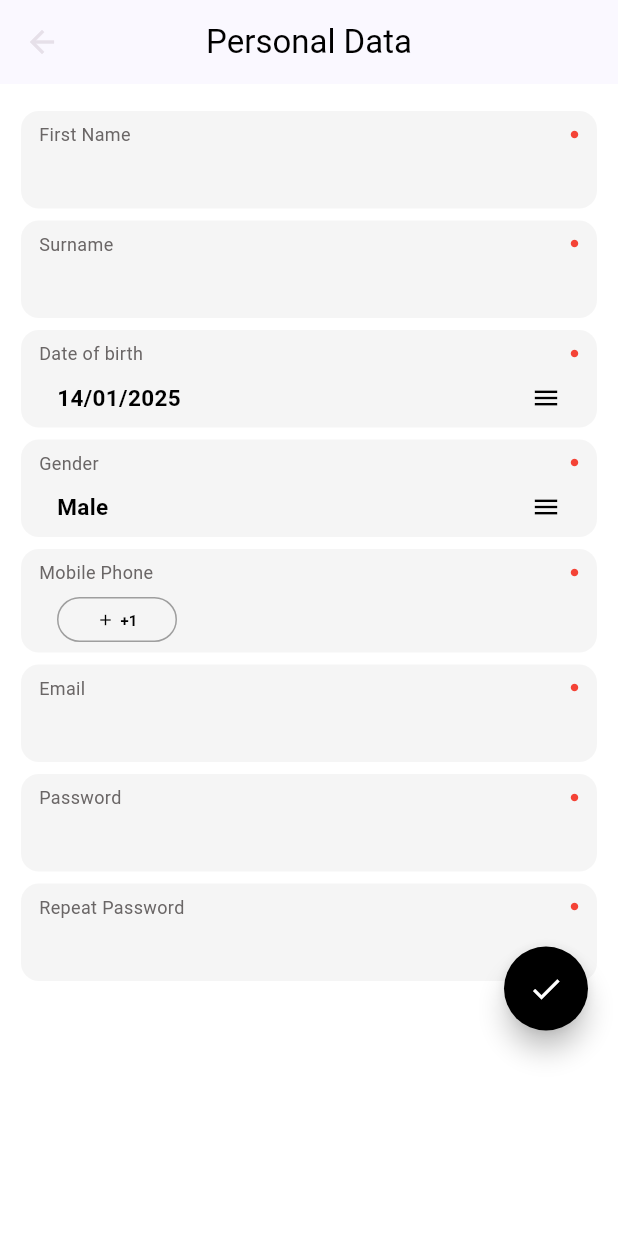
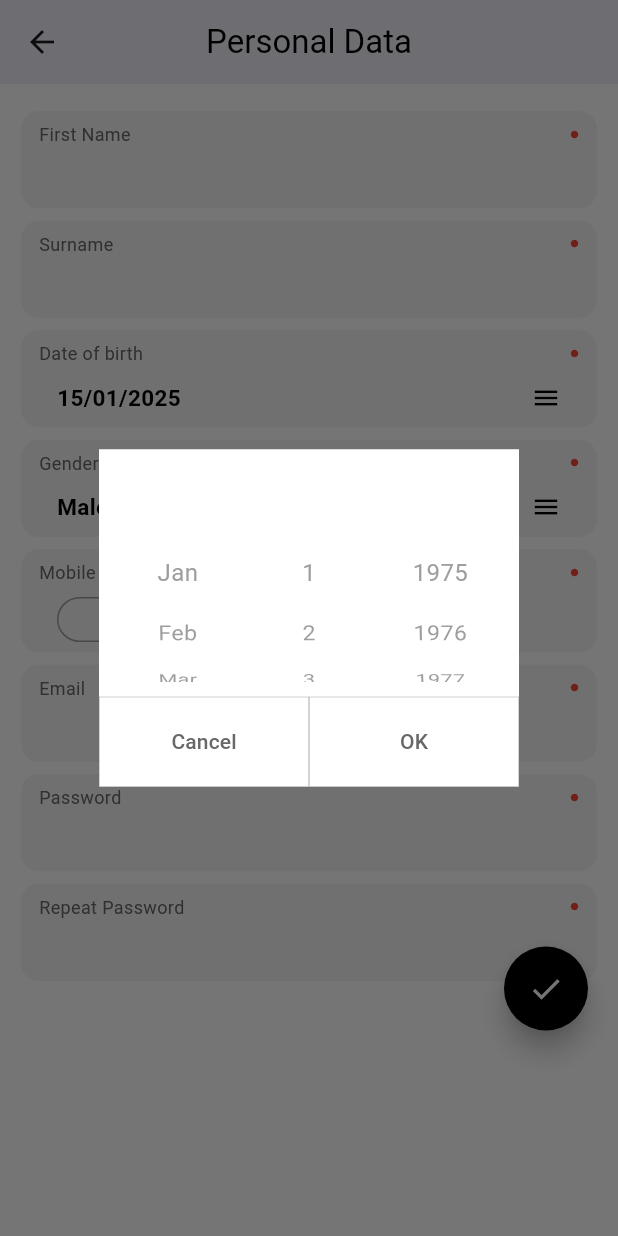
Before and after one commit to abdulsamad-110/app_smash_x, a Flutter app: the SignupView screen opened directly, after a tap on "Date of birth", on a phone screen of 412 x 824 dp. Run offline on Flutter 3.47's test engine with Material 3 defaults, Android fonts, the phone set to English and light mode, and no system bars; our stand-ins replace country_picker, get.

Commit message:
add bottom sheet in signup page

```diff
--- /dev/null
+++ b/lib/dialogs/custom_datepicker_dialog.dart
@@ -0,0 +1,117 @@
+import 'package:flutter/material.dart';
+import 'package:get/get.dart';
+import 'package:intl/intl.dart';
+import 'package:smash_x_app/ui/auth/sign%20up/widgets/my_custombutton.dart';
+
+class CustomDatePickerDialog extends StatelessWidget {
+  final RxInt selectedMonth = DateTime.now().month.obs;
+  final RxInt selectedDay = DateTime.now().day.obs;
+  final RxInt selectedYear = DateTime.now().year.obs;
+
+  CustomDatePickerDialog({Key? key}) : super(key: key);
+
+  @override
+  Widget build(BuildContext context) {
+    // Use MMM for short month names (e.g., "Jan", "Feb", "Mar")
+    List<String> monthsList = List.generate(12, (index) {
+      return DateFormat.MMM().format(DateTime(0, index + 1));
+    });
+
+    int currentYear = DateTime.now().year;
+    // Fix the years list to properly start and end around the current year
+    List<int> yearsList =
+        List.generate(101, (index) => currentYear - 50 + index);
+
+    //     List<String> yearsList = [
+    //   for (int year = startYear; year <= endYear; year++) year.toString()
+    // ];
+
+    return AlertDialog(
+      backgroundColor: Colors.white,
+      shape: RoundedRectangleBorder(
+          //borderRadius: BorderRadius.all(Radius.circular(16)),
+          ),
+      contentPadding: const EdgeInsets.symmetric(vertical: 10),
+      content: Column(
+        mainAxisSize: MainAxisSize.min,
+        children: [
+          // Use Row for layout and space between the scroll pickers
+          Row(
+            mainAxisAlignment: MainAxisAlignment.spaceEvenly,
+            children: [
+              _buildScrollPicker(
+                items: monthsList,
+                selectedItem: selectedMonth.value - 1,
+                onChanged: (index) => selectedMonth.value = index + 1,
+              ),
+              _buildScrollPicker(
+                items: List.generate(31, (index) => (index + 1).toString()),
+                selectedItem: selectedDay.value - 1,
+                onChanged: (index) => selectedDay.value = index + 1,
+              ),
+              _buildScrollPicker(
+                items: yearsList.map((year) => year.toString()).toList(),
+                selectedItem: yearsList.indexOf(selectedYear.value),
+                onChanged: (index) => selectedYear.value = yearsList[index],
+              ),
+            ],
+          ),
+        ],
+      ),
+      actionsPadding: const EdgeInsets.symmetric(horizontal: 0, vertical: 0),
+      actions: [
+        Row(
+          mainAxisAlignment: MainAxisAlignment.start,
+          children: [
+            MyCustomButton(
+              text: 'Cancel',
+              onPressed: () => Get.back(),
+            ),
+            MyCustomButton(
+              text: 'OK',
+              onPressed: () {
+                final selectedDate = DateTime(
+                  selectedYear.value,
+                  selectedMonth.value,
+                  selectedDay.value,
+                );
+                Get.back(result: selectedDate);
+              },
+            ),
+          ],
+        ),
+      ],
+    );
+  }
+
+  Widget _buildScrollPicker({
+    required List<String> items,
+    required int selectedItem,
+    required Function(int) onChanged,
+  }) {
+    return SizedBox(
+      height: 145,
+      width: 70,
+      child: ListWheelScrollView.useDelegate(
+        itemExtent: 40,
+        perspective: 0.005,
+        physics: const FixedExtentScrollPhysics(),
+        childDelegate: ListWheelChildBuilderDelegate(
+          childCount: items.length,
+          builder: (context, index) {
+            return Center(
+              child: Text(
+                items[index],
+                style: const TextStyle(
+                  fontSize: 16,
+                  color: Colors.grey,
+                ),
+              ),
+            );
+          },
+        ),
+        onSelectedItemChanged: onChanged,
+      ),
+    );
+  }
+}
--- a/lib/main.dart
+++ b/lib/main.dart
@@ -11,10 +11,10 @@ class MyApp extends StatelessWidget {
 
   @override
   Widget build(BuildContext context) {
-    return GetMaterialApp(
+    return const GetMaterialApp(
       debugShowCheckedModeBanner: false,
-      theme: ThemeData.dark(),
-      home: const LoginView(),
+      //theme: ThemeData.dark(),
+      home: LoginView(),
     );
   }
 }
--- a/lib/ui/auth/login/login_controller.dart
+++ b/lib/ui/auth/login/login_controller.dart
@@ -23,6 +23,12 @@ class LoginController extends GetxController {
     }
     return error;
   }
+  var isVisible = true.obs; // Observable to track visibility
+
+  // Function to toggle the visibility
+  void toggleVisibility() {
+    isVisible.value = !isVisible.value;
+  }
 
   @override
   void onInit() {
--- a/lib/ui/auth/sign up/signup_view.dart
+++ b/lib/ui/auth/sign up/signup_view.dart
@@ -1,10 +1,13 @@
+import 'package:country_picker/country_picker.dart';
 import 'package:flutter/material.dart';
 import 'package:get/get.dart';
+import 'package:intl/intl.dart';
+import 'package:smash_x_app/dialogs/custom_datepicker_dialog.dart';
 import 'package:smash_x_app/ui/auth/sign%20up/signup_controller.dart';
 import 'package:smash_x_app/ui/auth/sign%20up/widgets/custom_button.dart';
 import 'package:smash_x_app/ui/auth/sign%20up/widgets/custom_signup_textfield.dart';
 import 'package:smash_x_app/ui/auth/sign%20up/widgets/customsgnup_widget.dart';
-import 'package:smash_x_app/dialogs/gender_signup_dialog.dart';
+import 'package:smash_x_app/dialogs/gender_dialog.dart';
 
 class SignupView extends StatelessWidget {
   const SignupView({super.key});
@@ -40,11 +43,23 @@ class SignupView extends StatelessWidget {
                     controller: TextEditingController(),
                   ),
                   GestureDetector(
-                    onTap: () {},
+                    onTap: () async {
+                      final selectedDate = await showDialog<DateTime>(
+                        context: context,
+                        builder: (context) => CustomDatePickerDialog(),
+                      );
+
+                      if (selectedDate != null) {
+                        controller.dateController.text =
+                            DateFormat('dd/MM/yyyy').format(selectedDate);
+                      }
+                    },
                     child: SignupTextfield(
                       label: 'Date of birth',
                       controller: controller.dateController,
-                      description: '14/01/2025',
+                      description: controller.dateController.text.isEmpty
+                          ? DateFormat('dd/MM/yyyy').format(DateTime.now())
+                          : controller.dateController.text,
                       menuIcon: Icons.menu,
                       enabled: false,
                     ),
@@ -65,7 +80,22 @@ class SignupView extends StatelessWidget {
                   SignupTextfield(
                     label: 'Mobile Phone',
                     controller: TextEditingController(),
-                    onButtonPressed: () {},
+                    onButtonPressed: () {
+                      showCountryPicker(
+                        context: context,
+                        showPhoneCode: true,
+                        countryListTheme: const CountryListThemeData(
+                            flagSize: 16,
+                            textStyle: TextStyle(fontSize: 12),
+                            bottomSheetHeight: 500,
+                            borderRadius: BorderRadius.only(
+                                topLeft: Radius.circular(12),
+                                topRight: Radius.circular(12))),
+                        onSelect: (Country country) {
+                          print('${country.name} (+${country.phoneCode})');
+                        },
+                      );
+                    },
                   ),
                   CustomSignupTextfield(
                     label: 'Email',
--- a/lib/ui/auth/sign up/widgets/custom_signup_textfield.dart
+++ b/lib/ui/auth/sign up/widgets/custom_signup_textfield.dart
@@ -1,3 +1,5 @@
+// ignore_for_file: sized_box_for_whitespace, prefer_const_constructors
+
 import 'package:flutter/material.dart';
 
 class CustomSignupTextfield extends StatelessWidget {
@@ -6,6 +8,7 @@ class CustomSignupTextfield extends StatelessWidget {
   final bool isRequired;
   final String? description;
   final IconData? menuIcon;
+  final Color? cursorColor; // Declare cursorColor as Color type
 
   const CustomSignupTextfield({
     Key? key,
@@ -14,6 +17,7 @@ class CustomSignupTextfield extends StatelessWidget {
     this.isRequired = true,
     this.description,
     this.menuIcon,
+    this.cursorColor, // Make sure cursorColor is a Color type
   }) : super(key: key);
 
   @override
@@ -65,6 +69,8 @@ class CustomSignupTextfield extends StatelessWidget {
                 height: 30,
                 child: TextField(
                   controller: controller,
+                  cursorColor:
+                      cursorColor ?? Colors.grey,
                   decoration: InputDecoration(
                     labelText: null,
                     border: InputBorder.none,
--- a/lib/ui/auth/sign up/widgets/customsgnup_widget.dart
+++ b/lib/ui/auth/sign up/widgets/customsgnup_widget.dart
@@ -8,6 +8,7 @@ class SignupTextfield extends StatelessWidget {
   final IconData? menuIcon;
   final VoidCallback? onButtonPressed;
   final bool enabled;
+  final Color cursorColor; // Add cursorColor as a parameter
 
   const SignupTextfield({
     Key? key,
@@ -18,6 +19,7 @@ class SignupTextfield extends StatelessWidget {
     this.menuIcon,
     this.onButtonPressed,
     this.enabled = true,
+    this.cursorColor = Colors.grey, // Default to gray if not provided
   }) : super(key: key);
 
   @override
@@ -76,6 +78,7 @@ class SignupTextfield extends StatelessWidget {
             Expanded(
               child: TextField(
                 controller: controller,
+                cursorColor: cursorColor, // Set cursor color here
                 decoration: const InputDecoration(
                   border: InputBorder.none,
                   isDense: true,
--- /dev/null
+++ b/lib/ui/auth/sign up/widgets/my_custombutton.dart
@@ -0,0 +1,36 @@
+import 'package:flutter/material.dart';
+
+class MyCustomButton extends StatelessWidget {
+  final String? text;
+  final VoidCallback onPressed;
+
+  MyCustomButton({this.text, required this.onPressed});
+
+  @override
+  Widget build(BuildContext context) {
+    return SizedBox(
+      width: 140,
+      height: 60,
+      child: OutlinedButton(
+        onPressed: onPressed,
+        style: OutlinedButton.styleFrom(
+          backgroundColor: Colors.white,
+          side: BorderSide(
+            color: Colors.grey,
+            width: 0.3,
+          ),
+          shape: RoundedRectangleBorder(),
+        ),
+        child: text != null
+            ? Text(
+                text!,
+                style: TextStyle(
+                  color: const Color.fromARGB(255, 105, 103, 103),
+                  fontSize: 14,
+                ),
+              )
+            : SizedBox.shrink(),
+      ),
+    );
+  }
+}
--- a/lib/widgets/custom_button.dart
+++ b/lib/widgets/custom_button.dart
@@ -13,7 +13,7 @@ class CustomButton extends StatelessWidget {
     required this.text,
     required this.onPressed,
     this.backgroundColor = Colors.white,
-    this.textColor = Colors.black,
+    this.textColor = const Color.fromARGB(255, 59, 57, 57),
     this.borderRadius = 30.0,
     this.width = double.infinity, // Default to full width
   }) : super(key: key);
@@ -35,7 +35,7 @@ class CustomButton extends StatelessWidget {
         child: Text(
           text,
           style: TextStyle(
-            fontSize: 20,
+            fontSize: 16,
             fontWeight: FontWeight.bold,
           ),
         ),
--- a/pubspec.yaml
+++ b/pubspec.yaml
@@ -38,6 +38,10 @@ dependencies:
   get: ^4.6.6
   google_fonts:
   lottie:
+
+  intl: ^0.20.1
+  country_picker:
+
 
 dev_dependencies:
   flutter_test:
```
Also changed, not shown: lib/dialogs/recover_dialog.dart (added, +92 -0 lines), lib/ui/auth/login/login_view.dart (+31 -12 lines), lib/ui/auth/sign up/signup_controller.dart (+16 -1 lines), lib/dialogs/date_signup_dialog.dart (deleted), lib/dialogs/gender_dialog.dart (renamed from lib/dialogs/gender_signup_dialog.dart), lib/ui/auth/sign up/widgets/country_codesheet.dart (added), pubspec.lock.
